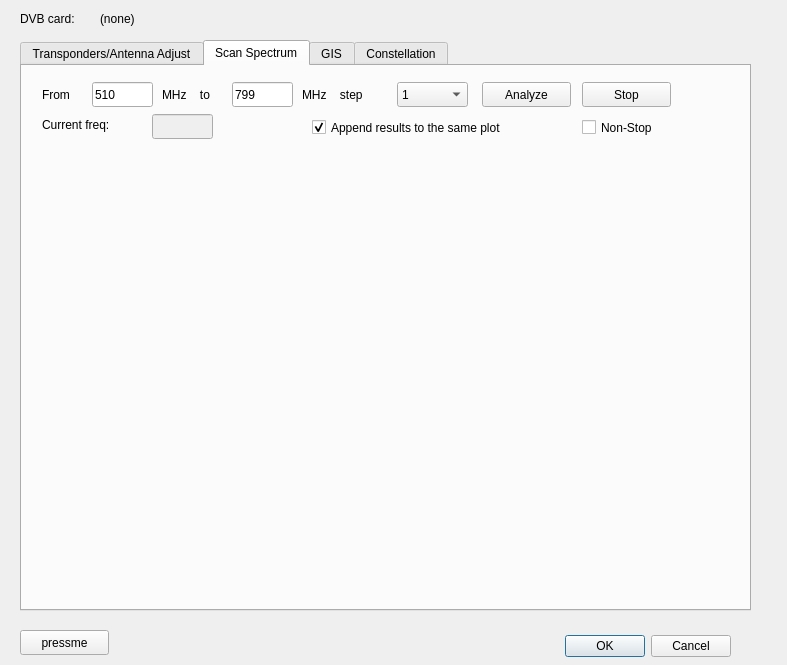
Old version of the form src/dvbtest/testdialog.ui in the repository SergeyStaroletov/TestingDVBT2.
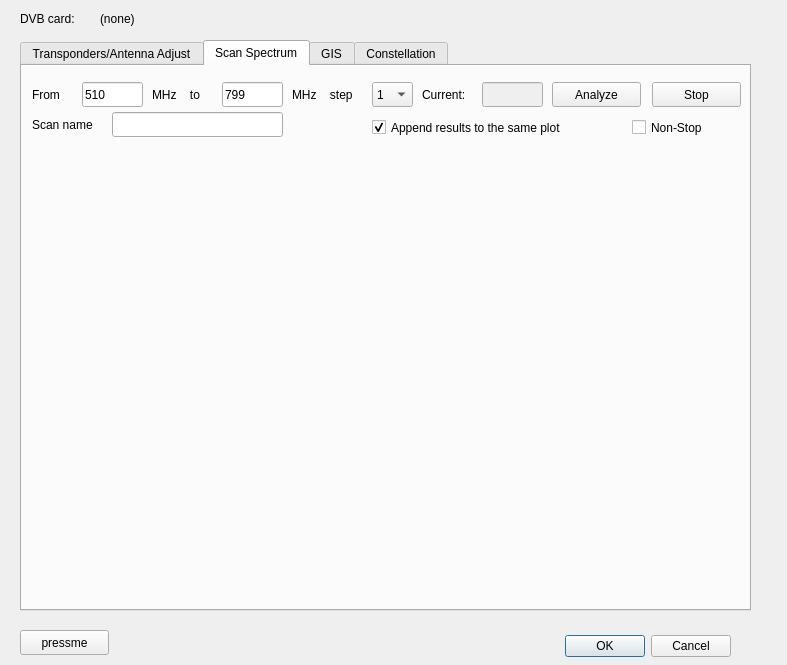
New version of the form. The open tabs and pages were chosen to show the change. Custom widgets are drawn as their Qt base class.

Commit message: changes in spectrum tab design

```diff
--- a/src/dvbtest/testdialog.ui
+++ b/src/dvbtest/testdialog.ui
@@ -324,9 +324,9 @@
     <widget class="QLabel" name="label_3">
      <property name="geometry">
       <rect>
-       <x>20</x>
+       <x>10</x>
        <y>20</y>
-       <width>67</width>
+       <width>41</width>
        <height>17</height>
       </rect>
      </property>
@@ -337,7 +337,7 @@
     <widget class="QLineEdit" name="lineEditFrom">
      <property name="geometry">
       <rect>
-       <x>70</x>
+       <x>60</x>
        <y>16</y>
        <width>61</width>
        <height>25</height>
@@ -350,7 +350,7 @@
     <widget class="QLineEdit" name="lineEditTo">
      <property name="geometry">
       <rect>
-       <x>210</x>
+       <x>200</x>
        <y>16</y>
        <width>61</width>
        <height>25</height>
@@ -363,9 +363,9 @@
     <widget class="QComboBox" name="comboBoxStep">
      <property name="geometry">
       <rect>
-       <x>375</x>
+       <x>350</x>
        <y>16</y>
-       <width>71</width>
+       <width>41</width>
        <height>25</height>
       </rect>
      </property>
@@ -398,7 +398,7 @@
     <widget class="QLabel" name="label_4">
      <property name="geometry">
       <rect>
-       <x>140</x>
+       <x>130</x>
        <y>20</y>
        <width>67</width>
        <height>17</height>
@@ -411,7 +411,7 @@
     <widget class="QLabel" name="label_5">
      <property name="geometry">
       <rect>
-       <x>280</x>
+       <x>270</x>
        <y>20</y>
        <width>81</width>
        <height>17</height>
@@ -424,7 +424,7 @@
     <widget class="QPushButton" name="pushButtonAnalize">
      <property name="geometry">
       <rect>
-       <x>460</x>
+       <x>530</x>
        <y>16</y>
        <width>89</width>
        <height>25</height>
@@ -437,7 +437,7 @@
     <widget class="QCheckBox" name="checkBoxNonStop">
      <property name="geometry">
       <rect>
-       <x>560</x>
+       <x>610</x>
        <y>50</y>
        <width>92</width>
        <height>23</height>
@@ -460,7 +460,7 @@
     <widget class="QPushButton" name="pushButtonStopAnalize">
      <property name="geometry">
       <rect>
-       <x>560</x>
+       <x>630</x>
        <y>16</y>
        <width>89</width>
        <height>25</height>
@@ -473,7 +473,7 @@
     <widget class="QCheckBox" name="checkBoxAppend">
      <property name="geometry">
       <rect>
-       <x>290</x>
+       <x>350</x>
        <y>50</y>
        <width>261</width>
        <height>23</height>
@@ -489,14 +489,14 @@
     <widget class="QLabel" name="label_10">
      <property name="geometry">
       <rect>
-       <x>20</x>
-       <y>50</y>
-       <width>101</width>
+       <x>400</x>
+       <y>20</y>
+       <width>61</width>
        <height>17</height>
       </rect>
      </property>
      <property name="text">
-      <string>Current freq:</string>
+      <string>Current:</string>
      </property>
     </widget>
     <widget class="QLineEdit" name="lineEditCurrent">
@@ -505,13 +505,36 @@
      </property>
      <property name="geometry">
       <rect>
-       <x>130</x>
-       <y>48</y>
+       <x>460</x>
+       <y>16</y>
        <width>61</width>
        <height>25</height>
       </rect>
      </property>
     </widget>
+    <widget class="QLabel" name="label_12">
+     <property name="geometry">
+      <rect>
+       <x>10</x>
+       <y>50</y>
+       <width>81</width>
+       <height>17</height>
+      </rect>
+     </property>
+     <property name="text">
+      <string>Scan name</string>
+     </property>
+    </widget>
+    <widget class="QLineEdit" name="lineEditScanName">
+     <property name="geometry">
+      <rect>
+       <x>90</x>
+       <y>46</y>
+       <width>171</width>
+       <height>25</height>
+      </rect>
+     </property>
+    </widget>
    </widget>
    <widget class="QWidget" name="tab_2">
     <attribute name="title">
```
Left out of the diff: 19 changed lines with no effect on the pictures.
